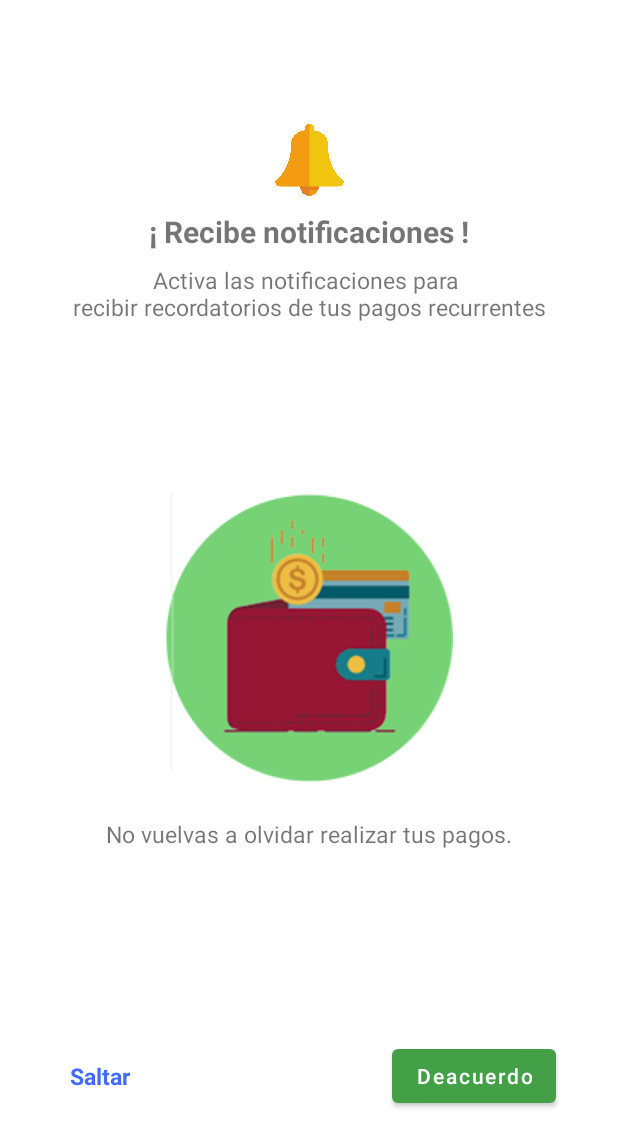
After one commit to SESI-Phonegap/MiPlata, an Android app: the layout dialog_notification_permission.xml on its own in the app's theme, with its tools: preview values and no code run, on a phone screen of 412 x 824 dp. The commit adds this screen. Shown: the top 1147 px of the screen. Run offline under Robolectric (Android 15) with nearby library versions, the phone set to English and light mode, and no system bars.

Commit message:
add layout notification permission

```diff
--- a/app/src/main/java/com/sesi/miplata/data/repository/GastosRecurrentesRepository.java
+++ b/app/src/main/java/com/sesi/miplata/data/repository/GastosRecurrentesRepository.java
@@ -1,6 +1,6 @@
 package com.sesi.miplata.data.repository;
 
-import android.app.Application;
+import android.content.Context;
 
 import androidx.lifecycle.LiveData;
 
@@ -15,8 +15,8 @@ public class GastosRecurrentesRepository {
     private final GastosRecurrentesDao gastosRecurrentesDao;
     private final LiveData<List<GastosRecurrentes>> gastosTodos;
 
-    public GastosRecurrentesRepository(Application application) {
-        AppDatabase db = AppDatabase.getInstance(application);
+    public GastosRecurrentesRepository(Context context) {
+        AppDatabase db = AppDatabase.getInstance(context);
         gastosRecurrentesDao = db.getGastosRecurrentesDao();
         gastosTodos = gastosRecurrentesDao.getAll();
     }
--- a/app/src/main/java/com/sesi/miplata/util/Utils.java
+++ b/app/src/main/java/com/sesi/miplata/util/Utils.java
@@ -219,4 +219,9 @@ public class Utils {
         SimpleDateFormat simpleDateFormat = new SimpleDateFormat("dd/MM/yyyy", Locale.US);
         return simpleDateFormat.format(date);
     }
+
+    public static int getCurrentDay() {
+        Calendar calendar = Calendar.getInstance();
+        return calendar.get(Calendar.DAY_OF_MONTH);
+    }
 }
--- /dev/null
+++ b/app/src/main/res/layout/dialog_notification_permission.xml
@@ -0,0 +1,118 @@
+<?xml version="1.0" encoding="utf-8"?>
+<androidx.constraintlayout.widget.ConstraintLayout xmlns:android="http://schemas.android.com/apk/res/android"
+    android:layout_width="match_parent"
+    android:layout_height="match_parent"
+    android:background="@color/white"
+    xmlns:app="http://schemas.android.com/apk/res-auto">
+
+    <ImageView
+        android:id="@+id/imageView2"
+        android:layout_width="50dp"
+        android:layout_height="50dp"
+        android:src="@drawable/campana"
+        app:layout_constraintEnd_toStartOf="@+id/guideline2"
+        app:layout_constraintStart_toStartOf="@+id/guideline3"
+        app:layout_constraintTop_toBottomOf="@+id/guideline" />
+
+    <TextView
+        android:id="@+id/textView5"
+        android:layout_width="wrap_content"
+        android:layout_height="wrap_content"
+        android:layout_marginTop="8dp"
+        android:text="@string/dialog_notify_title"
+        android:textAlignment="center"
+        android:textSize="20sp"
+        android:textStyle="bold"
+        app:layout_constraintEnd_toEndOf="@id/guideline2"
+        app:layout_constraintStart_toStartOf="@id/guideline3"
+        app:layout_constraintTop_toBottomOf="@id/imageView2" />
+
+    <TextView
+        android:id="@+id/textView6"
+        android:layout_width="wrap_content"
+        android:layout_height="wrap_content"
+        android:layout_marginTop="8dp"
+        android:text="@string/dialog_notify_desc"
+        android:textAlignment="center"
+        android:textSize="15sp"
+        app:layout_constraintEnd_toStartOf="@+id/guideline2"
+        app:layout_constraintStart_toStartOf="@+id/guideline3"
+        app:layout_constraintTop_toBottomOf="@+id/textView5" />
+
+    <ImageView
+        android:id="@+id/imageView3"
+        android:layout_width="wrap_content"
+        android:layout_height="wrap_content"
+        android:elevation="2dp"
+        android:src="@drawable/ic_launcher_round"
+        app:layout_constraintEnd_toStartOf="@+id/guideline2"
+        app:layout_constraintStart_toStartOf="@+id/guideline3"
+        app:layout_constraintTop_toTopOf="@+id/guideline5" />
+
+    <TextView
+        android:layout_width="wrap_content"
+        android:layout_height="wrap_content"
+        android:layout_marginTop="24dp"
+        android:text="@string/dialog_notify_desc2"
+        android:textSize="15sp"
+        app:layout_constraintEnd_toStartOf="@+id/guideline2"
+        app:layout_constraintStart_toStartOf="@+id/guideline3"
+        app:layout_constraintTop_toBottomOf="@+id/imageView3" />
+
+    <TextView
+        android:id="@+id/btn_skip"
+        android:layout_width="wrap_content"
+        android:layout_height="wrap_content"
+        android:padding="5dp"
+        android:text="@string/dialog_notify_skip"
+        android:textColor="@color/blue_436CFF"
+        android:textSize="15sp"
+        android:textStyle="bold"
+        app:layout_constraintBottom_toTopOf="@+id/guideline9"
+        app:layout_constraintStart_toStartOf="@id/guideline3"
+        app:layout_constraintTop_toTopOf="@+id/btn_ok" />
+
+    <com.google.android.material.button.MaterialButton
+        android:id="@+id/btn_ok"
+        android:textAllCaps="false"
+        android:layout_width="wrap_content"
+        android:layout_height="wrap_content"
+        android:text="@string/dialog_notify_continue"
+        app:layout_constraintBottom_toTopOf="@+id/guideline9"
+        app:layout_constraintEnd_toStartOf="@+id/guideline2" />
+
+    <androidx.constraintlayout.widget.Guideline
+        android:id="@+id/guideline"
+        android:layout_width="wrap_content"
+        android:layout_height="wrap_content"
+        android:orientation="horizontal"
+        app:layout_constraintGuide_percent=".1" />
+
+    <androidx.constraintlayout.widget.Guideline
+        android:id="@+id/guideline9"
+        android:layout_width="wrap_content"
+        android:layout_height="wrap_content"
+        android:orientation="horizontal"
+        app:layout_constraintGuide_percent=".9" />
+
+    <androidx.constraintlayout.widget.Guideline
+        android:id="@+id/guideline5"
+        android:layout_width="wrap_content"
+        android:layout_height="wrap_content"
+        android:orientation="horizontal"
+        app:layout_constraintGuide_percent=".4" />
+
+    <androidx.constraintlayout.widget.Guideline
+        android:id="@+id/guideline3"
+        android:layout_width="wrap_content"
+        android:layout_height="wrap_content"
+        android:orientation="vertical"
+        app:layout_constraintGuide_percent=".1" />
+
+    <androidx.constraintlayout.widget.Guideline
+        android:id="@+id/guideline2"
+        android:layout_width="wrap_content"
+        android:layout_height="wrap_content"
+        android:orientation="vertical"
+        app:layout_constraintGuide_percent=".9" />
+</androidx.constraintlayout.widget.ConstraintLayout>
--- a/app/src/main/res/values/colors.xml
+++ b/app/src/main/res/values/colors.xml
@@ -9,6 +9,7 @@
     <color name="white">#FFFFFFFF</color>
     <color name="red">#FF0000</color>
     <color name="blue">#0000FF</color>
+    <color name="blue_436CFF">#436CFF</color>
 
     <color name="primaryColor">#43a047</color>
     <color name="primaryLightColor">#76d275</color>
--- a/app/src/main/res/values/strings.xml
+++ b/app/src/main/res/values/strings.xml
@@ -46,6 +46,11 @@
 
     <string name="notify_title">Recordatorio de pago</string>
     <string name="notify_content">Recuerda realizar tus pagos</string>
+    <string name="dialog_notify_title">¡ Recibe notificaciones !</string>
+    <string name="dialog_notify_desc">Activa las notificaciones para \nrecibir recordatorios de tus pagos recurrentes</string>
+    <string name="dialog_notify_desc2">No vuelvas a olvidar realizar tus pagos.</string>
+    <string name="dialog_notify_skip">Saltar</string>
+    <string name="dialog_notify_continue">Deacuerdo</string>
 
     //admob
     <string name="id_app">ca-app-pub-2449148181464779~5726548361</string>
```
Also changed, not shown: app/src/main/java/com/sesi/miplata/schedule/PayDayWorker.kt (+26 -2 lines), app/src/main/java/com/sesi/miplata/view/dialog/DialogNotification.kt (added, +30 -0 lines), app/src/main/java/com/sesi/miplata/view/main/MenuActivity.java (+10 -12 lines), app/src/main/res/values/styles.xml (added, +7 -0 lines), app/src/main/res/drawable/campana.png (added), 1 other file.
